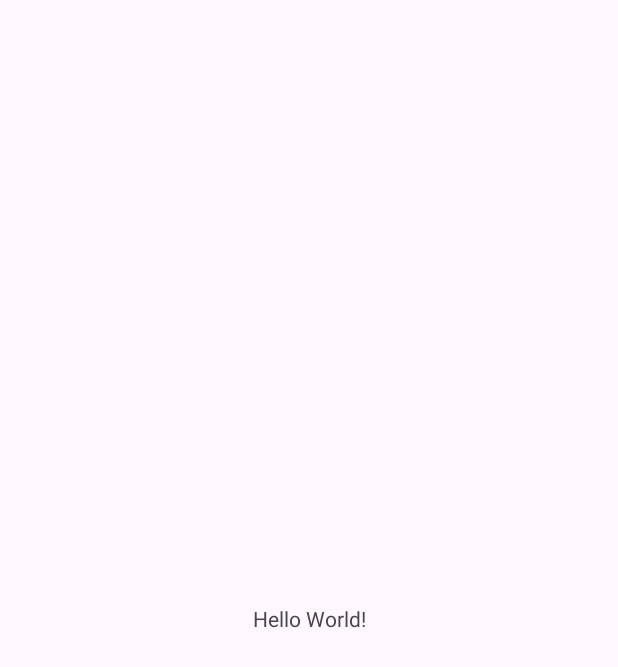
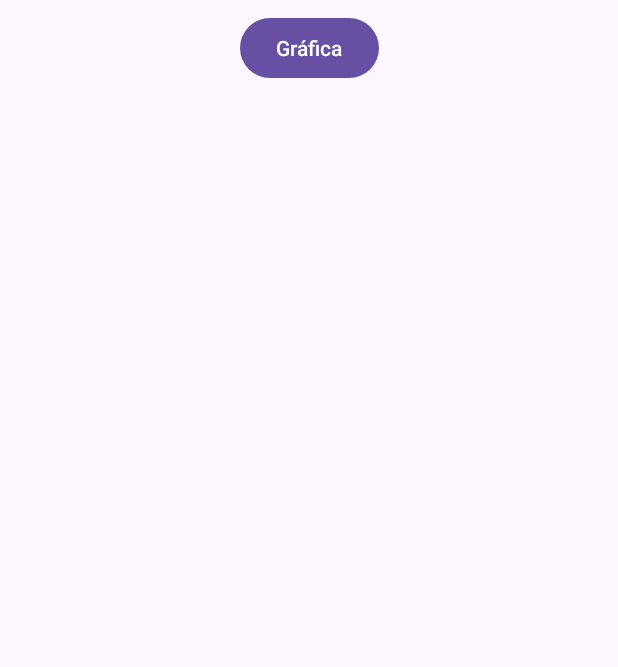
Before and after one commit to lmonram045/BrokerApp, an Android app: the screen it shows after launch (MainActivity), on a phone screen of 412 x 824 dp. Before the commit the part shown is almost empty. Shown: the top 667 px of the screen. Run offline under Robolectric (Android 15) with nearby library versions, the phone set to English and light mode, and no system bars.

Commit message:
He cambiado la clave API a local.properties, ya que es mas cómodo y sencillo. SIGUIENTE, GENERAR UNA GRÁFICA DE UNA EMPRESA QUE SE PASARÁ POR PARÁMETRO.

```diff
--- a/app/build.gradle
+++ b/app/build.gradle
@@ -15,8 +15,6 @@ android {
 
         testInstrumentationRunner "androidx.test.runner.AndroidJUnitRunner"
 
-        // 2 - Añado esta línea para acceder a la API KEY almacenada en gradle.properties desde el código
-        buildConfigField 'String', 'AlphaVantageApiKey', AlphaVantageApiKey
     }
 
     buildTypes {
--- a/app/src/main/AndroidManifest.xml
+++ b/app/src/main/AndroidManifest.xml
@@ -13,6 +13,9 @@
         android:theme="@style/Theme.BrokerApp"
         tools:targetApi="31">
         <activity
+            android:name=".GraficaActivity"
+            android:exported="false" />
+        <activity
             android:name=".MainActivity"
             android:exported="true">
             <intent-filter>
--- a/app/src/main/java/com/example/brokerapp/MainActivity.java
+++ b/app/src/main/java/com/example/brokerapp/MainActivity.java
@@ -2,7 +2,9 @@ package com.example.brokerapp;
 
 import androidx.appcompat.app.AppCompatActivity;
 
+import android.content.Intent;
 import android.os.Bundle;
+import android.widget.Button;
 
 public class MainActivity extends AppCompatActivity {
 
@@ -10,5 +12,12 @@ public class MainActivity extends AppCompatActivity {
     protected void onCreate(Bundle savedInstanceState) {
         super.onCreate(savedInstanceState);
         setContentView(R.layout.activity_main);
+
+        Button btnGrafica = findViewById(R.id.button_grafica);
+        btnGrafica.setOnClickListener(v -> {
+            Intent intent = new Intent(this, GraficaActivity.class);
+            startActivity(intent);
+        });
+
     }
 }
--- a/app/src/main/res/layout/activity_main.xml
+++ b/app/src/main/res/layout/activity_main.xml
@@ -6,13 +6,14 @@
     android:layout_height="match_parent"
     tools:context=".MainActivity">
 
-    <TextView
+    <Button
+        android:id="@+id/button_grafica"
         android:layout_width="wrap_content"
         android:layout_height="wrap_content"
-        android:text="Hello World!"
-        app:layout_constraintBottom_toBottomOf="parent"
+        android:text="@string/grafica"
+        app:layout_constraintTop_toTopOf="parent"
+        app:layout_constraintStart_toStartOf="parent"
         app:layout_constraintEnd_toEndOf="parent"
-        app:layout_constraintStart_toStartOf="parent"
-        app:layout_constraintTop_toTopOf="parent" />
+        android:layout_margin="8dp" />
 
 </androidx.constraintlayout.widget.ConstraintLayout>
--- a/app/src/main/res/values/strings.xml
+++ b/app/src/main/res/values/strings.xml
@@ -1,3 +1,4 @@
 <resources>
     <string name="app_name">BrokerApp</string>
+    <string name="grafica">Gráfica</string>
 </resources>
```
Also changed, not shown: app/src/main/java/com/example/brokerapp/GraficaActivity.java (added, +14 -0 lines), app/src/main/res/layout/activity_grafica.xml (added, +9 -0 lines).
